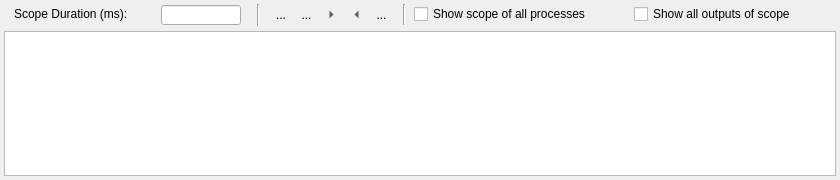
aregtech/areg-sdk-tools, file sources/lusan/view/log/ui/ScopeOutputViewer.ui: the form before one commit.
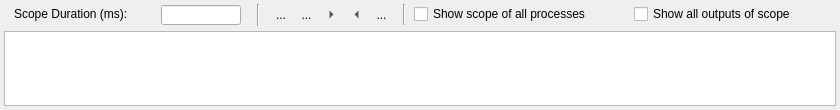
The form after the commit. Icons and pictures are not drawn.

Commit message: Implementing the output window.

Patch:
```diff
--- a/sources/lusan/view/log/ui/ScopeOutputViewer.ui
+++ b/sources/lusan/view/log/ui/ScopeOutputViewer.ui
@@ -7,13 +7,19 @@
     <x>0</x>
     <y>0</y>
     <width>840</width>
-    <height>180</height>
+    <height>110</height>
    </rect>
   </property>
+  <property name="sizePolicy">
+   <sizepolicy hsizetype="Expanding" vsizetype="MinimumExpanding">
+    <horstretch>0</horstretch>
+    <verstretch>0</verstretch>
+   </sizepolicy>
+  </property>
   <property name="maximumSize">
    <size>
     <width>16777215</width>
-    <height>240</height>
+    <height>16777215</height>
    </size>
   </property>
   <property name="windowTitle">
@@ -274,9 +280,18 @@
    </item>
    <item>
     <widget class="QTableView" name="logTable">
+     <property name="sizePolicy">
+      <sizepolicy hsizetype="Expanding" vsizetype="MinimumExpanding">
+       <horstretch>0</horstretch>
+       <verstretch>0</verstretch>
+      </sizepolicy>
+     </property>
      <property name="toolTip">
       <string>Scope Output Window</string>
      </property>
+     <property name="sizeAdjustPolicy">
+      <enum>QAbstractScrollArea::SizeAdjustPolicy::AdjustToContents</enum>
+     </property>
      <property name="editTriggers">
       <set>QAbstractItemView::EditTrigger::NoEditTriggers</set>
      </property>
@@ -295,6 +310,15 @@
        <height>16</height>
       </size>
      </property>
+     <attribute name="horizontalHeaderCascadingSectionResizes">
+      <bool>true</bool>
+     </attribute>
+     <attribute name="horizontalHeaderDefaultSectionSize">
+      <number>125</number>
+     </attribute>
+     <attribute name="horizontalHeaderStretchLastSection">
+      <bool>true</bool>
+     </attribute>
      <attribute name="verticalHeaderVisible">
       <bool>false</bool>
      </attribute>
```
Left out of the diff: 10 changed lines with no effect on the pictures. The commit also changes 20 other files.
